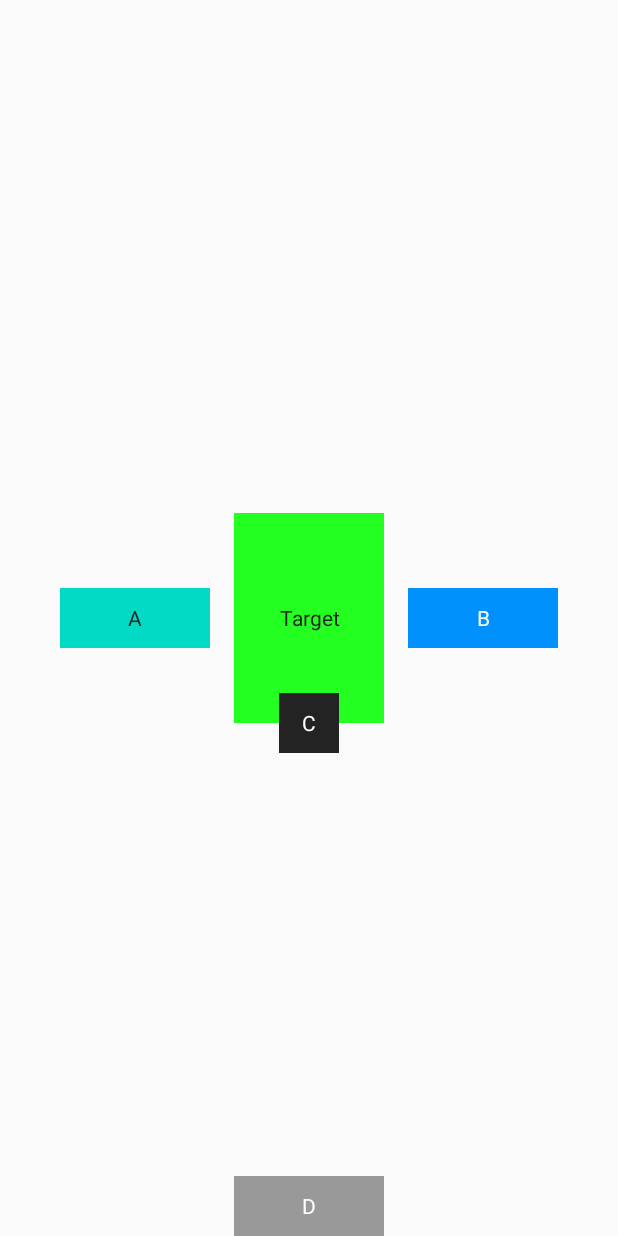
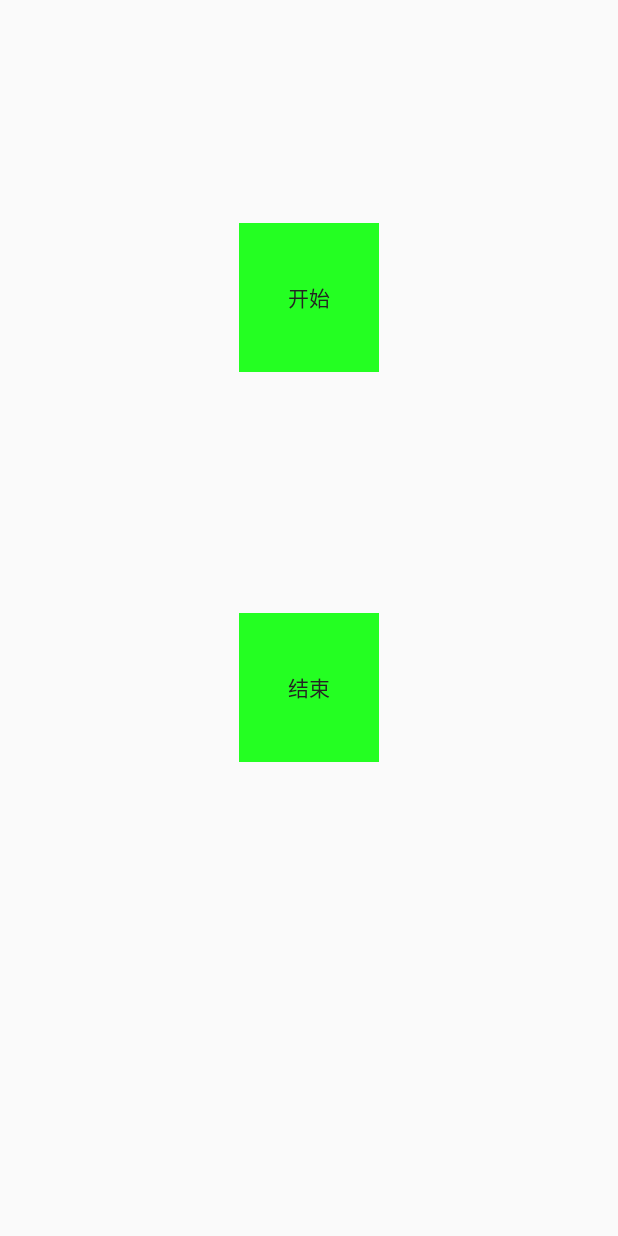
Before and after one commit to YuanTiger/TigerGank-MVVM, an Android app: the screen it shows after launch (TestActivity before the commit, TestActivity2 after it), after a tap on "Hello World!", on a phone screen of 412 x 824 dp. Run offline under Robolectric (Android 15) with nearby library versions, the phone set to English and light mode, and no system bars.

Commit message:
通过Lifecycle解耦Service组件

```diff
--- a/app/build.gradle
+++ b/app/build.gradle
@@ -41,6 +41,7 @@ dependencies {
     implementation 'androidx.lifecycle:lifecycle-process:+'
 
     implementation 'androidx.constraintlayout:constraintlayout:2.0.4'
+    implementation 'androidx.lifecycle:lifecycle-extensions:2.2.0'
     testImplementation 'junit:junit:4.12'
     androidTestImplementation 'androidx.test.ext:junit:1.1.2'
     androidTestImplementation 'androidx.test.espresso:espresso-core:3.3.0'
--- a/app/src/main/AndroidManifest.xml
+++ b/app/src/main/AndroidManifest.xml
@@ -1,6 +1,9 @@
 <?xml version="1.0" encoding="utf-8"?>
 <manifest xmlns:android="http://schemas.android.com/apk/res/android"
     package="com.my.gank">
+
+    <uses-permission android:name="android.permission.ACCESS_COARSE_LOCATION" />
+    <uses-permission android:name="android.permission.ACCESS_FINE_LOCATION" />
 
     <application
         android:name=".base.App"
@@ -19,6 +22,9 @@
         </activity>
 
         <activity android:name=".activity.TestActivity" />
+        <activity android:name=".test.TestActivity2" />
+
+        <service android:name=".test.lifecycle.MyLocationService"/>
     </application>
 
 </manifest>
--- a/app/src/main/java/com/my/gank/activity/MainActivity.kt
+++ b/app/src/main/java/com/my/gank/activity/MainActivity.kt
@@ -10,6 +10,7 @@ import androidx.lifecycle.MutableLiveData
 import androidx.lifecycle.Observer
 import com.my.gank.R
 import com.my.gank.base.lifecycle.ActivityLifecycleObserver
+import com.my.gank.test.TestActivity2
 import com.my.gank.test.lifecycle.MyChronometer
 import com.my.gank.utils.LogUtils
 
@@ -40,7 +41,7 @@ class MainActivity : AppCompatActivity(), View.OnClickListener {
     override fun onClick(view: View?) {
         when (view?.id) {
             R.id.tv_test -> {
-                val intent = Intent(this, TestActivity::class.java)
+                val intent = Intent(this, TestActivity2::class.java)
                 startActivity(intent)
             }
             else -> {
--- /dev/null
+++ b/app/src/main/java/com/my/gank/test/TestActivity2.kt
@@ -0,0 +1,50 @@
+package com.my.gank.test
+
+import android.content.Intent
+import android.os.Bundle
+import android.view.View
+import android.widget.TextView
+import android.widget.Toast
+import androidx.appcompat.app.AppCompatActivity
+import androidx.lifecycle.MutableLiveData
+import androidx.lifecycle.Observer
+import com.my.gank.R
+import com.my.gank.base.lifecycle.ActivityLifecycleObserver
+import com.my.gank.test.lifecycle.MyLocationService
+import com.my.gank.utils.LogUtils
+
+/**
+ * Author: mengyuan
+ * Date  : 2021/9/17/10:27 上午
+ * E-Mail: mengyuanzz@126.com
+ * -----------
+ */
+class TestActivity2 : AppCompatActivity(), View.OnClickListener {
+
+    override fun onCreate(savedInstanceState: Bundle?) {
+        super.onCreate(savedInstanceState)
+
+        setContentView(R.layout.activity_test2)
+
+
+        findViewById<TextView>(R.id.tv_start).setOnClickListener(this)
+        findViewById<TextView>(R.id.tv_finish).setOnClickListener(this)
+
+    }
+
+    override fun onClick(view: View?) {
+        when (view?.id) {
+            R.id.tv_start -> {
+                val intent = Intent(this, MyLocationService::class.java)
+                startService(intent)
+            }
+            R.id.tv_finish -> {
+                val intent = Intent(this, MyLocationService::class.java)
+                stopService(intent)
+            }
+        }
+
+    }
+
+
+}
--- /dev/null
+++ b/app/src/main/java/com/my/gank/test/lifecycle/MyLocationObserver.java
@@ -0,0 +1,70 @@
+package com.my.gank.test.lifecycle;
+
+import android.Manifest;
+import android.content.Context;
+import android.content.pm.PackageManager;
+import android.location.Location;
+import android.location.LocationListener;
+import android.location.LocationManager;
+import android.util.Log;
+
+import androidx.annotation.NonNull;
+import androidx.core.app.ActivityCompat;
+import androidx.lifecycle.DefaultLifecycleObserver;
+import androidx.lifecycle.LifecycleOwner;
+import androidx.lifecycle.OnLifecycleEvent;
+
+import org.jetbrains.annotations.NotNull;
+
+/**
+ * Author: mengyuan
+ * Date  : 2021/10/12/4:31 下午
+ * E-Mail: mengyuanzz@126.com
+ * -----------
+ */
+public class MyLocationObserver implements DefaultLifecycleObserver {
+
+
+    private static final String TAG = "MyLocationObserver_";
+
+
+    private Context context;
+
+    private LocationManager locationManager;
+
+    private MyLocationListener listener;
+
+    public MyLocationObserver(Context context) {
+        this.context = context;
+    }
+
+
+    @Override
+    public void onCreate(@NonNull @NotNull LifecycleOwner owner) {
+        Log.i(TAG, "MyLocationObserver-onCreate()");
+
+        locationManager = (LocationManager) context.getSystemService(Context.LOCATION_SERVICE);
+        listener = new MyLocationListener();
+        if (ActivityCompat.checkSelfPermission(context, Manifest.permission.ACCESS_FINE_LOCATION) != PackageManager.PERMISSION_GRANTED && ActivityCompat.checkSelfPermission(context, Manifest.permission.ACCESS_COARSE_LOCATION) != PackageManager.PERMISSION_GRANTED) {
+
+            return;
+        }
+        locationManager.requestLocationUpdates(LocationManager.GPS_PROVIDER, 3000, 1, listener);
+    }
+
+    @Override
+    public void onDestroy(@NonNull @NotNull LifecycleOwner owner) {
+        Log.i(TAG, "MyLocationObserver-onDestroy()");
+
+        locationManager.removeUpdates(listener);
+
+    }
+
+    static class MyLocationListener implements LocationListener {
+
+        @Override
+        public void onLocationChanged(@NonNull Location location) {
+            Log.i(TAG, "onLocationChanged：" + location.toString());
+        }
+    }
+}
--- /dev/null
+++ b/app/src/main/java/com/my/gank/test/lifecycle/MyLocationService.java
@@ -0,0 +1,20 @@
+package com.my.gank.test.lifecycle;
+
+import androidx.lifecycle.LifecycleService;
+
+/**
+ * Author: mengyuan
+ * Date  : 2021/10/12/4:25 下午
+ * E-Mail: mengyuanzz@126.com
+ * -----------
+ */
+public class MyLocationService extends LifecycleService {
+
+
+    public MyLocationService() {
+        super();
+        MyLocationObserver observer = new MyLocationObserver(this);
+        getLifecycle().addObserver(observer);
+
+    }
+}
--- /dev/null
+++ b/app/src/main/res/layout/activity_test2.xml
@@ -0,0 +1,37 @@
+<?xml version="1.0" encoding="utf-8"?>
+<androidx.constraintlayout.widget.ConstraintLayout xmlns:android="http://schemas.android.com/apk/res/android"
+    xmlns:app="http://schemas.android.com/apk/res-auto"
+    xmlns:tools="http://schemas.android.com/tools"
+    android:layout_width="match_parent"
+    android:layout_height="match_parent">
+
+
+    <TextView
+        android:id="@+id/tv_start"
+        android:layout_width="93dp"
+        android:layout_height="99dp"
+        android:background="#24ff22"
+        android:gravity="center"
+        android:text="开始"
+        android:textColor="#242323"
+        app:layout_constraintBottom_toBottomOf="parent"
+        app:layout_constraintEnd_toEndOf="parent"
+        app:layout_constraintStart_toStartOf="parent"
+        app:layout_constraintTop_toTopOf="parent"
+        app:layout_constraintVertical_bias="0.205" />
+
+    <TextView
+        android:id="@+id/tv_finish"
+        android:layout_width="93dp"
+        android:layout_height="99dp"
+        android:background="#24ff22"
+        android:gravity="center"
+        android:text="结束"
+        android:textColor="#242323"
+        app:layout_constraintBottom_toBottomOf="parent"
+        app:layout_constraintEnd_toEndOf="parent"
+        app:layout_constraintStart_toStartOf="parent"
+        app:layout_constraintTop_toTopOf="parent"
+        app:layout_constraintVertical_bias="0.564" />
+
+</androidx.constraintlayout.widget.ConstraintLayout>
```
